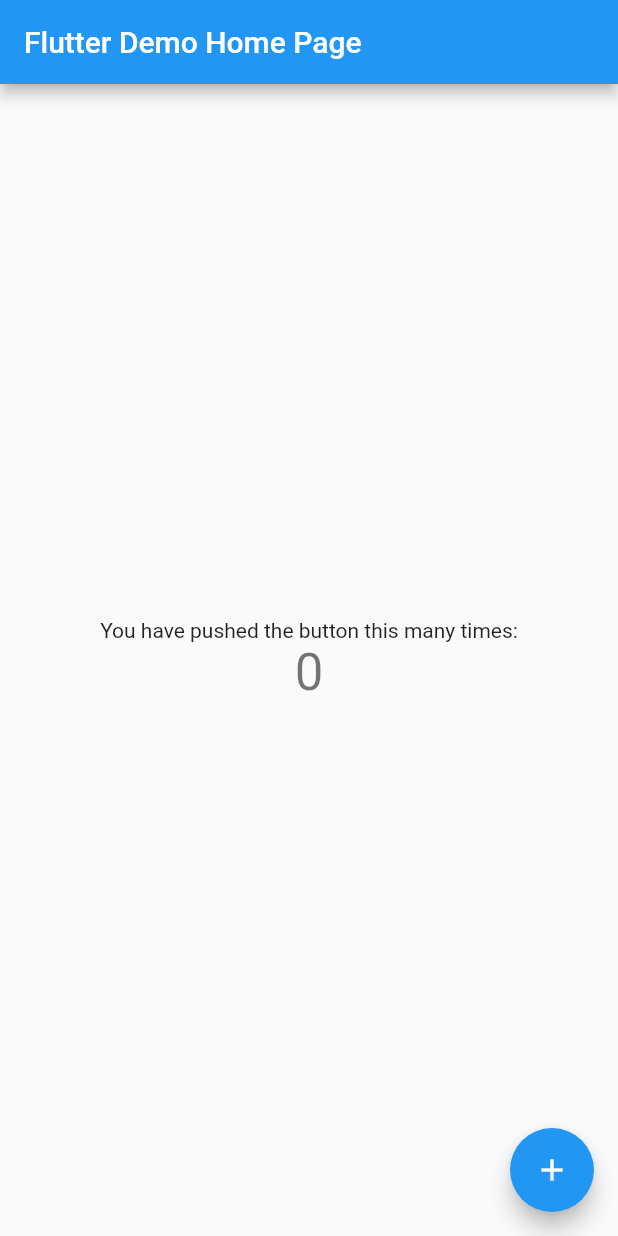
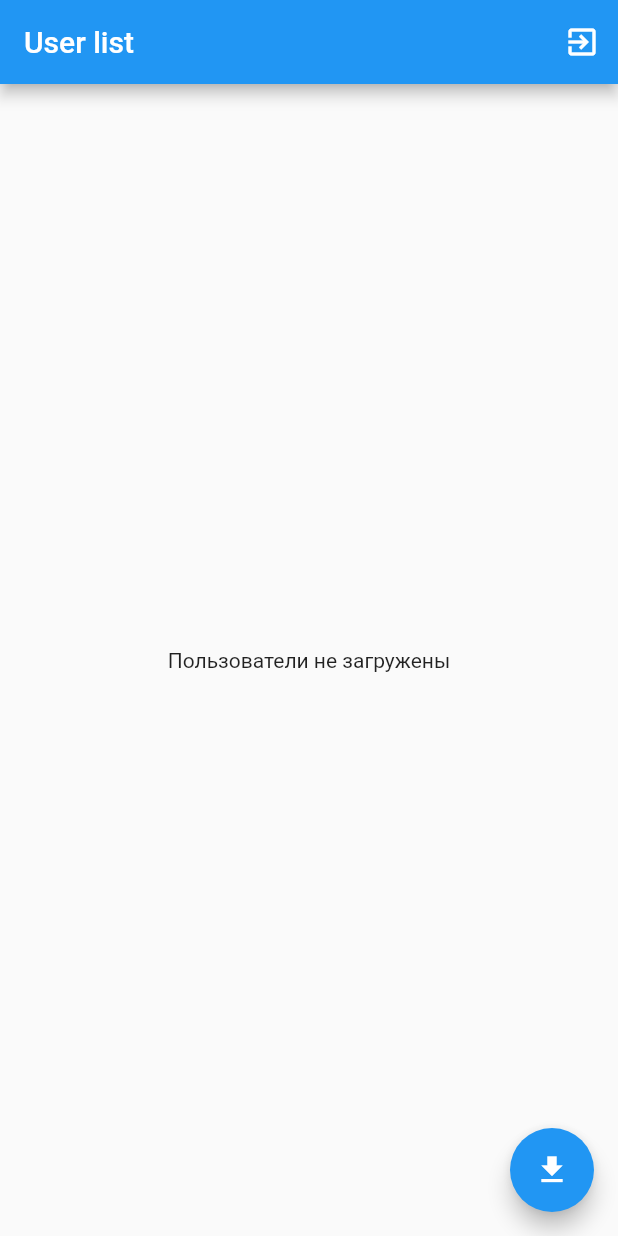
Before and after one commit to anton-yazlovetskiy/bloc_8.0_http, a Flutter app: the screen it shows after launch, on a phone screen of 412 x 824 dp. Run offline on Flutter 3.47's test engine with Material 2 defaults, Android fonts, the phone set to English and light mode, and no system bars; our stand-ins replace flutter_bloc.

Commit message:
finally http list with flutter_bloc 8

```diff
--- /dev/null
+++ b/lib/bloc/bloc_events.dart
@@ -0,0 +1,5 @@
+abstract class UserEvents {}
+
+class UserLoadEvent extends UserEvents {}
+
+class UserClearEvent extends UserEvents {}
--- /dev/null
+++ b/lib/bloc/bloc_state.dart
@@ -0,0 +1,14 @@
+import 'package:bloc_8_http/model/user_model.dart';
+
+abstract class UserState {}
+
+class UserEmptyState extends UserState {}
+
+class UserLoadingState extends UserState {}
+
+class UserLoadedState extends UserState {
+  List<User> loadedUser;
+  UserLoadedState({required this.loadedUser});
+}
+
+class UserErrorState extends UserState {}
--- /dev/null
+++ b/lib/bloc/bloc_user.dart
@@ -0,0 +1,24 @@
+import 'package:bloc_8_http/model/user_model.dart';
+import 'package:bloc_8_http/model/user_repository.dart';
+import 'package:flutter_bloc/flutter_bloc.dart';
+import 'package:bloc_8_http/bloc/bloc_events.dart';
+import 'package:bloc_8_http/bloc/bloc_state.dart';
+
+class UserBloc extends Bloc<UserEvents, UserState> {
+  UserRepository userRepository;
+  UserBloc({required this.userRepository}) : super(UserEmptyState()) {
+    on<UserLoadEvent>((event, emit) async {
+      emit(UserLoadingState());
+
+      try {
+        final List<User> _loadedUserList = await userRepository.getAllUsers();
+        emit(UserLoadedState(loadedUser: _loadedUserList));
+      } catch (_) {
+        emit(UserErrorState());
+      }
+    });
+    on<UserClearEvent>((event, emit) async {
+      emit(UserEmptyState());
+    });
+  }
+}
--- /dev/null
+++ b/lib/http_services/user_api_provider.dart
@@ -0,0 +1,18 @@
+import 'dart:convert';
+import 'package:bloc_8_http/model/user_model.dart';
+import 'package:http/http.dart' as http;
+
+class UserProvider {
+  Future<List<User>> getUsers() async {
+    final responce =
+        await http.get(Uri.parse('https://jsonplaceholder.typicode.com/users'));
+
+    if (responce.statusCode == 200) {
+      print(json.decode(responce.body));
+      final List<dynamic> userJson = json.decode(responce.body);
+      return userJson.map((json) => User.fromJson(json)).toList();
+    } else {
+      throw Exception('Error fetching users');
+    }
+  }
+}
--- a/lib/main.dart
+++ b/lib/main.dart
@@ -1,4 +1,8 @@
+import 'package:bloc_8_http/bloc/bloc_user.dart';
+import 'package:bloc_8_http/model/user_repository.dart';
+import 'package:bloc_8_http/pages/home_page.dart';
 import 'package:flutter/material.dart';
+import 'package:flutter_bloc/flutter_bloc.dart';
 
 void main() {
   runApp(const MyApp());
@@ -7,109 +11,18 @@ void main() {
 class MyApp extends StatelessWidget {
   const MyApp({Key? key}) : super(key: key);
 
-  // This widget is the root of your application.
   @override
   Widget build(BuildContext context) {
+    final UserRepository userRepository = UserRepository();
     return MaterialApp(
+      debugShowCheckedModeBanner: false,
       title: 'Flutter Demo',
       theme: ThemeData(
-        // This is the theme of your application.
-        //
-        // Try running your application with "flutter run". You'll see the
-        // application has a blue toolbar. Then, without quitting the app, try
-        // changing the primarySwatch below to Colors.green and then invoke
-        // "hot reload" (press "r" in the console where you ran "flutter run",
-        // or simply save your changes to "hot reload" in a Flutter IDE).
-        // Notice that the counter didn't reset back to zero; the application
-        // is not restarted.
         primarySwatch: Colors.blue,
       ),
-      home: const MyHomePage(title: 'Flutter Demo Home Page'),
+      home: BlocProvider<UserBloc>(
+          create: (context) => UserBloc(userRepository: userRepository),
+          child: const MyHomePage()),
     );
   }
 }
-
-class MyHomePage extends StatefulWidget {
-  const MyHomePage({Key? key, required this.title}) : super(key: key);
-
-  // This widget is the home page of your application. It is stateful, meaning
-  // that it has a State object (defined below) that contains fields that affect
-  // how it looks.
-
-  // This class is the configuration for the state. It holds the values (in this
-  // case the title) provided by the parent (in this case the App widget) and
-  // used by the build method of the State. Fields in a Widget subclass are
-  // always marked "final".
-
-  final String title;
-
-  @override
-  State<MyHomePage> createState() => _MyHomePageState();
-}
-
-class _MyHomePageState extends State<MyHomePage> {
-  int _counter = 0;
-
-  void _incrementCounter() {
-    setState(() {
-      // This call to setState tells the Flutter framework that something has
-      // changed in this State, which causes it to rerun the build method below
-      // so that the display can reflect the updated values. If we changed
-      // _counter without calling setState(), then the build method would not be
-      // called again, and so nothing would appear to happen.
-      _counter++;
-    });
-  }
-
-  @override
-  Widget build(BuildContext context) {
-    // This method is rerun every time setState is called, for instance as done
-    // by the _incrementCounter method above.
-    //
-    // The Flutter framework has been optimized to make rerunning build methods
-    // fast, so that you can just rebuild anything that needs updating rather
-    // than having to individually change instances of widgets.
-    return Scaffold(
-      appBar: AppBar(
-        // Here we take the value from the MyHomePage object that was created by
-        // the App.build method, and use it to set our appbar title.
-        title: Text(widget.title),
-      ),
-      body: Center(
-        // Center is a layout widget. It takes a single child and positions it
-        // in the middle of the parent.
-        child: Column(
-          // Column is also a layout widget. It takes a list of children and
-          // arranges them vertically. By default, it sizes itself to fit its
-          // children horizontally, and tries to be as tall as its parent.
-          //
-          // Invoke "debug painting" (press "p" in the console, choose the
-          // "Toggle Debug Paint" action from the Flutter Inspector in Android
-          // Studio, or the "Toggle Debug Paint" command in Visual Studio Code)
-          // to see the wireframe for each widget.
-          //
-          // Column has various properties to control how it sizes itself and
-          // how it positions its children. Here we use mainAxisAlignment to
-          // center the children vertically; the main axis here is the vertical
-          // axis because Columns are vertical (the cross axis would be
-          // horizontal).
-          mainAxisAlignment: MainAxisAlignment.center,
-          children: <Widget>[
-            const Text(
-              'You have pushed the button this many times:',
-            ),
-            Text(
-              '$_counter',
-              style: Theme.of(context).textTheme.headline4,
-            ),
-          ],
-        ),
-      ),
-      floatingActionButton: FloatingActionButton(
-        onPressed: _incrementCounter,
-        tooltip: 'Increment',
-        child: const Icon(Icons.add),
-      ), // This trailing comma makes auto-formatting nicer for build methods.
-    );
-  }
-}
--- /dev/null
+++ b/lib/model/user_model.dart
@@ -0,0 +1,22 @@
+class User {
+  final int id;
+  final String name;
+  final String? phone;
+  final String? email;
+
+  User({
+    required this.id,
+    required this.name,
+    this.phone,
+    this.email,
+  });
+
+  factory User.fromJson(Map<String, dynamic> json) {
+    return User(
+      id: json['id'] as int,
+      name: json['username'] as String,
+      phone: json['phone'] ?? '',
+      email: json['email'] ?? '',
+    );
+  }
+}
--- /dev/null
+++ b/lib/model/user_repository.dart
@@ -0,0 +1,8 @@
+import 'package:bloc_8_http/http_services/user_api_provider.dart';
+import 'package:bloc_8_http/model/user_model.dart';
+
+class UserRepository {
+  final UserProvider _userProvider = UserProvider();
+
+  Future<List<User>> getAllUsers() => _userProvider.getUsers();
+}
--- /dev/null
+++ b/lib/pages/home_page.dart
@@ -0,0 +1,37 @@
+import 'package:bloc_8_http/bloc/bloc_events.dart';
+import 'package:bloc_8_http/bloc/bloc_user.dart';
+import 'package:bloc_8_http/widgets/user_list.dart';
+import 'package:flutter/material.dart';
+import 'package:flutter_bloc/flutter_bloc.dart';
+
+class MyHomePage extends StatelessWidget {
+  const MyHomePage({Key? key}) : super(key: key);
+  //final UserProvider _users = UserProvider();
+
+  @override
+  Widget build(BuildContext context) {
+    final UserBloc userBloc = context.read<UserBloc>();
+    return Scaffold(
+      appBar: AppBar(
+        title: const Text('User list'),
+        actions: [
+          IconButton(
+            onPressed: () {
+              userBloc.add(UserClearEvent());
+            },
+            icon: const Icon(Icons.exit_to_app),
+          ),
+        ],
+      ),
+      body: const Center(
+        child: UserList(),
+      ),
+      floatingActionButton: FloatingActionButton(
+        onPressed: () {
+          userBloc.add(UserLoadEvent());
+        },
+        child: const Icon(Icons.download),
+      ),
+    );
+  }
+}
--- /dev/null
+++ b/lib/widgets/user_list.dart
@@ -0,0 +1,41 @@
+import 'package:bloc_8_http/bloc/bloc_state.dart';
+import 'package:bloc_8_http/bloc/bloc_user.dart';
+import 'package:flutter/material.dart';
+import 'package:flutter_bloc/flutter_bloc.dart';
+
+class UserList extends StatelessWidget {
+  const UserList({Key? key}) : super(key: key);
+
+  @override
+  Widget build(BuildContext context) {
+    return BlocBuilder<UserBloc, UserState>(builder: (context, state) {
+      if (state is UserEmptyState) {
+        return const Center(
+          child: Text('Пользователи не загружены'),
+        );
+      }
+
+      if (state is UserLoadingState) {
+        return const Center(
+          child: CircularProgressIndicator(),
+        );
+      }
+
+      if (state is UserLoadedState) {
+        return ListView.builder(
+          itemCount: state.loadedUser.length,
+          itemBuilder: (context, index) => Card(
+            child: ListTile(
+              title: Text(state.loadedUser[index].name),
+              subtitle: Text(
+                  '${state.loadedUser[index].email} / ${state.loadedUser[index].phone}'),
+            ),
+          ),
+        );
+      }
+      return const Center(
+        child: Text('Error'),
+      );
+    });
+  }
+}
--- a/pubspec.yaml
+++ b/pubspec.yaml
@@ -29,7 +29,8 @@ environment:
 dependencies:
   flutter:
     sdk: flutter
-
+  http: ^0.13.4
+  flutter_bloc: ^8.0.1
 
   # The following adds the Cupertino Icons font to your application.
   # Use with the CupertinoIcons class for iOS style icons.
```
Also changed, not shown: pubspec.lock.
